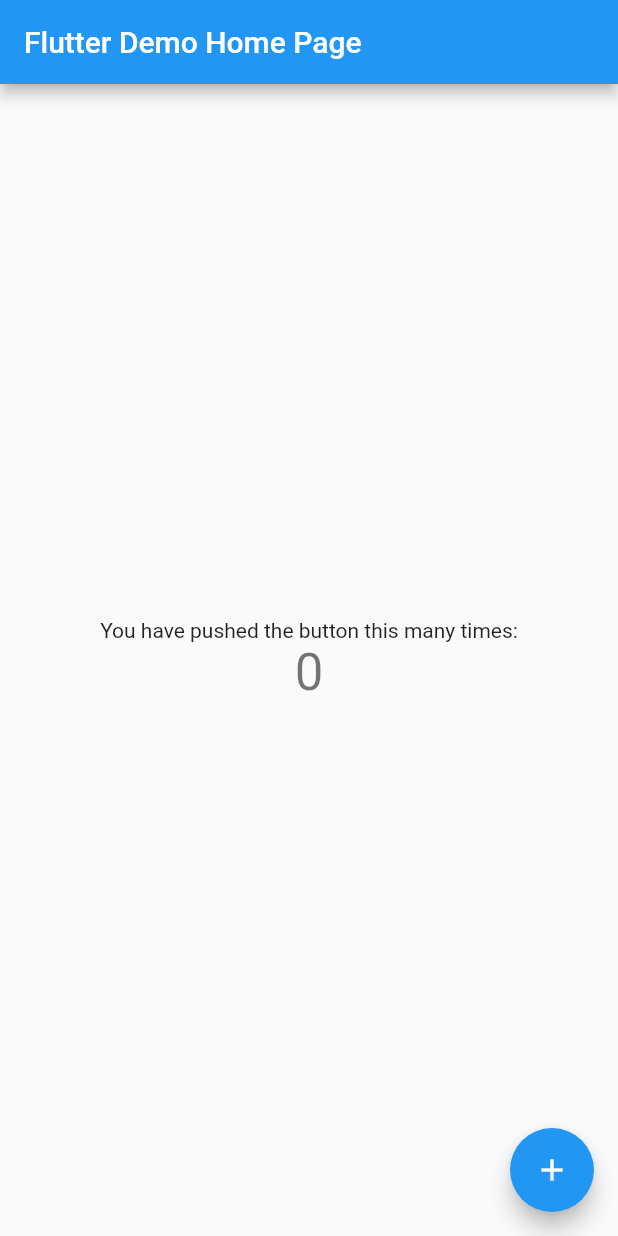
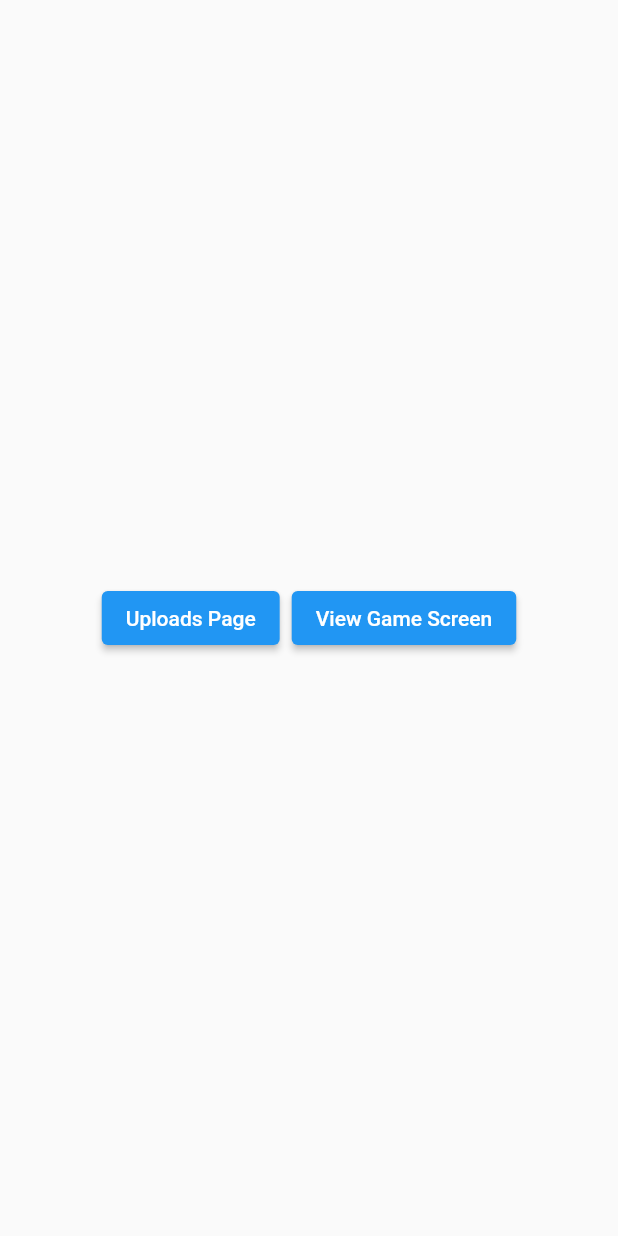
Before and after one commit to IgordeAndrade/game-screen, a Flutter app: the screen it shows after launch, on a phone screen of 412 x 824 dp. Run offline on Flutter 3.47's test engine with Material 2 defaults, Android fonts, the phone set to English and light mode, and no system bars.

Commit message:
home-page [feat]: create home page and global widget

```diff
--- /dev/null
+++ b/game_screen/lib/global/units.dart
@@ -0,0 +1,10 @@
+class DSUnits {
+  static const xxxSmall = 1.0;
+  static const xxSmall = 2.0;
+  static const xSmall = 4.0;
+  static const small = 8.0;
+  static const medium = 16.0;
+  static const large = 24.0;
+  static const xLarge = 32.0;
+  static const xxLarge = 64.0;
+}
--- /dev/null
+++ b/game_screen/lib/global/widgets/box_spacer.dart
@@ -0,0 +1,20 @@
+import 'package:flutter/material.dart';
+
+import '../units.dart';
+
+class DSBoxSpacer extends SizedBox {
+  const DSBoxSpacer({super.key}) : super.square(dimension: DSUnits.medium);
+
+  const DSBoxSpacer.xxSmall({super.key})
+      : super.square(dimension: DSUnits.xxSmall);
+
+  const DSBoxSpacer.xSmall({super.key})
+      : super.square(dimension: DSUnits.xSmall);
+
+  const DSBoxSpacer.small({super.key})
+      : super.square(dimension: DSUnits.small);
+
+  const DSBoxSpacer.large({super.key})
+      : super.square(dimension: DSUnits.large);
+
+}
--- /dev/null
+++ b/game_screen/lib/home_page.dart
@@ -0,0 +1,31 @@
+import 'package:flutter/material.dart';
+import 'package:game_screen/global/widgets/box_spacer.dart';
+
+class HomePage extends StatelessWidget {
+  const HomePage({super.key});
+
+  @override
+  Widget build(BuildContext context) {
+    final theme = Theme.of(context);
+    return Scaffold(
+      body: Center(
+        child: Row(
+          mainAxisAlignment: MainAxisAlignment.center,
+          children: [
+            ElevatedButton(
+              onPressed: () {},
+              style: theme.elevatedButtonTheme.style,
+              child: const Text('Uploads Page'),
+            ),
+            const DSBoxSpacer.small(),
+            ElevatedButton(
+              onPressed: () {},
+              style: theme.elevatedButtonTheme.style,
+              child: const Text('View Game Screen'),
+            ),
+          ],
+        ),
+      ),
+    );
+  }
+}
--- a/game_screen/lib/main.dart
+++ b/game_screen/lib/main.dart
@@ -1,4 +1,6 @@
 import 'package:flutter/material.dart';
+
+import 'home_page.dart';
 
 void main() {
   runApp(const MyApp());
@@ -10,58 +12,11 @@ class MyApp extends StatelessWidget {
   @override
   Widget build(BuildContext context) {
     return MaterialApp(
-      title: 'Flutter Demo',
+      title: 'Game Screen HomePage',
       theme: ThemeData(
         primarySwatch: Colors.blue,
       ),
-      home: const MyHomePage(title: 'Flutter Demo Home Page'),
+      home: const HomePage(),
     );
   }
 }
-
-class MyHomePage extends StatefulWidget {
-  const MyHomePage({super.key, required this.title});
-
-  final String title;
-
-  @override
-  State<MyHomePage> createState() => _MyHomePageState();
-}
-
-class _MyHomePageState extends State<MyHomePage> {
-  int _counter = 0;
-
-  void _incrementCounter() {
-    setState(() {
-      _counter++;
-    });
-  }
-
-  @override
-  Widget build(BuildContext context) {
-    return Scaffold(
-      appBar: AppBar(
-        title: Text(widget.title),
-      ),
-      body: Center(
-        child: Column(
-          mainAxisAlignment: MainAxisAlignment.center,
-          children: <Widget>[
-            const Text(
-              'You have pushed the button this many times:',
-            ),
-            Text(
-              '$_counter',
-              style: Theme.of(context).textTheme.headline4,
-            ),
-          ],
-        ),
-      ),
-      floatingActionButton: FloatingActionButton(
-        onPressed: _incrementCounter,
-        tooltip: 'Increment',
-        child: const Icon(Icons.add),
-      ),
-    );
-  }
-}
```
Also changed, not shown: game_screen/lib/upload_videos/upload_videos_page.dart (added).
